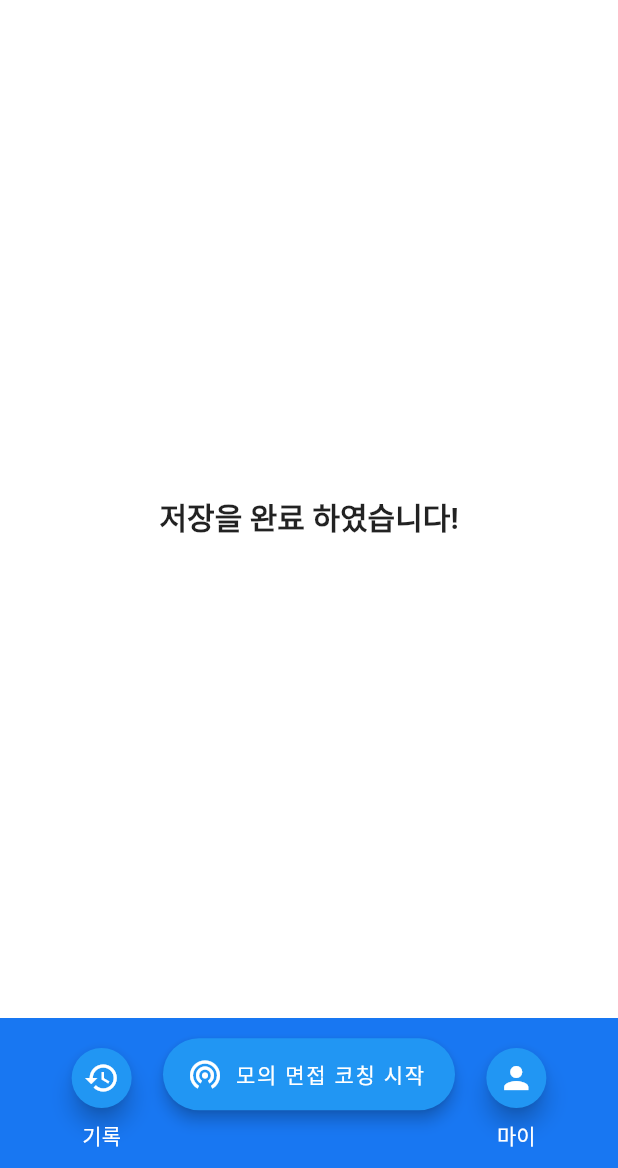
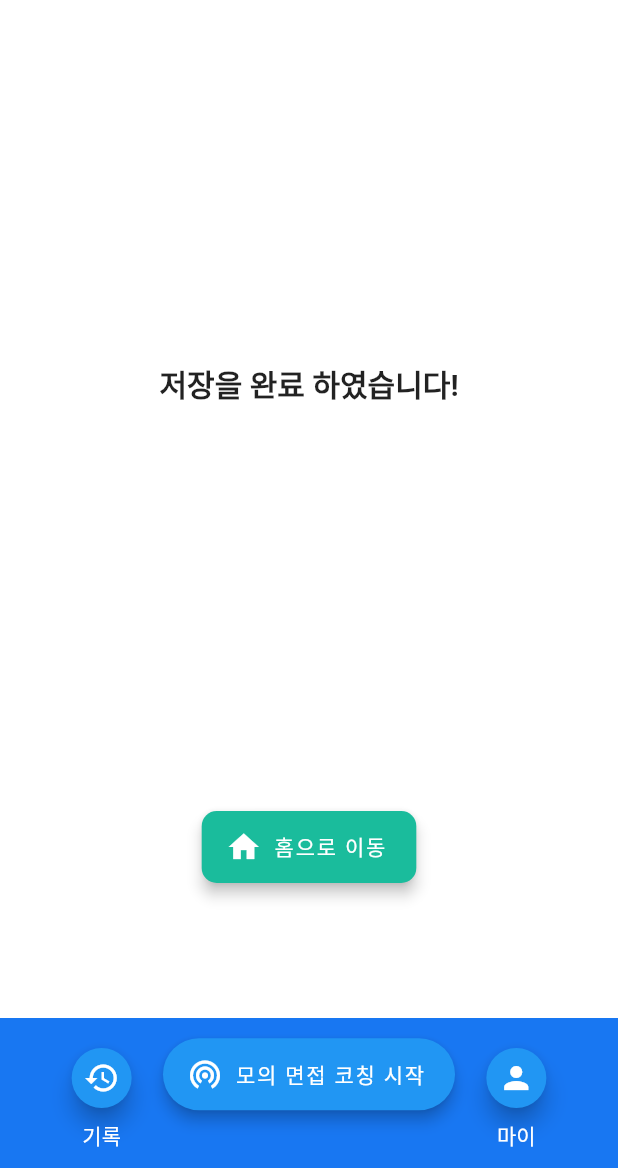
Before and after one commit to Team429/coacheers-frontend, a Flutter app: the coachingSave screen opened directly with empty values, on a phone screen of 412 x 824 dp, the part 68-1236 px from its top. Run offline on Flutter 3.47's test engine with Material 2 defaults, Android fonts, the phone set to English and light mode, and no system bars; our stand-ins replace camera, flash, syncfusion_flutter_calendar, syncfusion_flutter_charts, syncfusion_flutter_datepicker, video_player; missing offline and left inert: kakao_flutter_sdk; network calls fail.

Commit message:
coachingSavePage 생성

```diff
--- a/lib/coaching/coachingEndPage.dart
+++ b/lib/coaching/coachingEndPage.dart
@@ -273,7 +273,7 @@ class _CoachingEndState extends State<CoachingEnd> {
                 builder:
                     (_) => //VideoPage(filePath: file.path),
                 //VideoPage(filePath: widget.filePath, name: _commentController.text),
-                coachingSave(name: widget.name, profileURL: widget.profileURL, filePath: widget.filePath)
+                coachingSave(comment : _commentController.text, name: widget.name, profileURL: widget.profileURL, filePath: widget.filePath)
               ));
           //CoachingButtonDialog(context);
         },
--- a/lib/coaching/coachingSavePage.dart
+++ b/lib/coaching/coachingSavePage.dart
@@ -1,4 +1,5 @@
 import 'package:coacheers/coaching/camera/camerademo.dart';
+import 'package:coacheers/component/coachingDater.dart';
 import 'package:coacheers/frame/mainFrame.dart';
 import 'package:flutter/material.dart';
 
@@ -6,8 +7,9 @@ class coachingSave extends StatefulWidget {
   final String name;
   final String profileURL;
   final String filePath;
+  final String comment;
 
-  const coachingSave({Key? key, required this.name, required this.profileURL, required this.filePath}) : super(key: key);
+  const coachingSave({Key? key, required this.comment, required this.name, required this.profileURL, required this.filePath}) : super(key: key);
 
   @override
   State<coachingSave> createState() => _coachingSaveState();
@@ -54,7 +56,15 @@ class _coachingSaveState extends State<coachingSave> {
           backgroundColor: Color(0xfffffffff),
           elevation: 0.0,
         ),
-        body: text("저장을 완료 하였습니다!"),
+        body: Column(
+          children: [
+            Padding(
+              padding: const EdgeInsets.fromLTRB(0, 230, 0, 250),
+              child: text("저장을 완료 하였습니다!"),
+            ),
+            BackHomeButton(),
+          ],
+        ),
         bottomNavigationBar: Container(
             color: Color(0xff1877F2),
             height: 100,
@@ -161,6 +171,34 @@ class _coachingSaveState extends State<coachingSave> {
     );
   }
 
+  Widget BackHomeButton(){
+    return Padding(
+      padding: const EdgeInsets.fromLTRB(20, 20, 20, 30),
+      child: FloatingActionButton.extended(
+        backgroundColor: Color(0xff1ABC9C),
+        shape: RoundedRectangleBorder(
+            borderRadius: BorderRadius.circular(10.0)),
+        elevation: 4.0,
+        icon: const Icon(
+          Icons.home,
+        ),
+        heroTag: "Save",
+        label: Text("홈으로 이동"),
+        onPressed: () {
+          print(widget.filePath);
+          print(widget.comment);
+          print(widget.name);
+          Navigator.pop(context);
+          Navigator.push(
+            context,
+            MaterialPageRoute(builder: (context) => MainFrame(name : widget.name, profileURL: widget.profileURL, subindex: 2,)),
+          );
+          //CoachingButtonDialog(context);
+        },
+      ),
+    );
+  }
+
   CoachingButtonDialog(context) {
     showDialog(
         context: context,
```
Also changed, not shown: lib/profile/profilePage.dart (+89 -35 lines).
